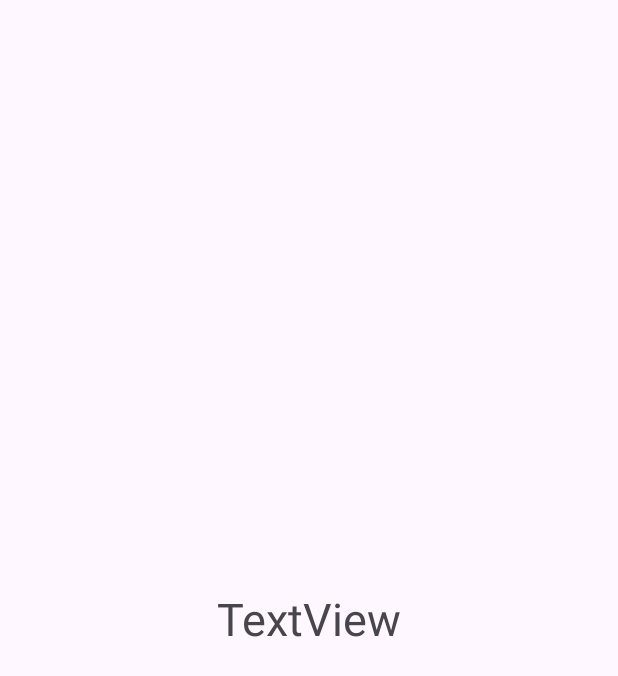
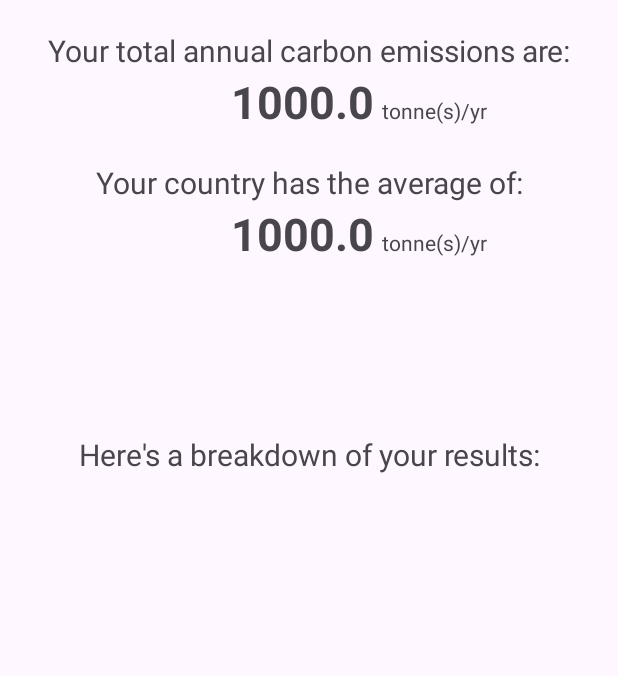
Before and after one commit to asadbmirza/Planetze-Mobile-Application, an Android app: the QuizResultActivity screen opened directly, with no data from a screen before it, on a phone screen of 412 x 824 dp. Shown: the top 676 px of the screen. Run offline under Robolectric (Android 15) with nearby library versions, the phone set to English and light mode, and no system bars; 2 statements that could not run were skipped.

Commit message:
chore: update styling for quiz and result xml pages

```diff
--- a/app/src/main/res/layout/activity_questionnaire.xml
+++ b/app/src/main/res/layout/activity_questionnaire.xml
@@ -5,7 +5,7 @@
     android:id="@+id/main"
     android:layout_width="match_parent"
     android:layout_height="match_parent"
-    tools:context=".questionnaire.QuestionnaireActivity">
+    tools:context=".view.questionnaire.QuestionnaireActivity">
 
     <TextView
         android:id="@+id/category"
@@ -41,7 +41,9 @@
         android:layout_centerInParent="true"
         app:layout_constraintEnd_toEndOf="parent"
         app:layout_constraintStart_toStartOf="parent"
-        app:layout_constraintVertical_bias="0.735"/>
+        app:layout_constraintVertical_bias="0.735">
+
+    </LinearLayout>
 
     <LinearLayout
         android:id="@+id/quiz_navigation_layout"
@@ -82,4 +84,12 @@
             android:enabled="false" />
     </LinearLayout>
 
+    <Spinner
+        android:id="@+id/spinner"
+        android:layout_width="match_parent"
+        android:layout_height="450dp"
+        android:layout_margin="20dp"
+        android:gravity="center"
+        android:spinnerMode="dropdown" />
+
 </RelativeLayout>
--- a/app/src/main/res/layout/activity_quiz_result.xml
+++ b/app/src/main/res/layout/activity_quiz_result.xml
@@ -1,20 +1,127 @@
 <?xml version="1.0" encoding="utf-8"?>
-<androidx.constraintlayout.widget.ConstraintLayout xmlns:android="http://schemas.android.com/apk/res/android"
+<RelativeLayout xmlns:android="http://schemas.android.com/apk/res/android"
     xmlns:app="http://schemas.android.com/apk/res-auto"
     xmlns:tools="http://schemas.android.com/tools"
     android:id="@+id/main"
     android:layout_width="match_parent"
     android:layout_height="match_parent"
-    tools:context=".questionnaire.QuizResultActivity">
+    tools:context=".view.questionnaire.QuizResultActivity">
+
+    <LinearLayout
+        android:id="@+id/result_layout"
+        android:layout_width="match_parent"
+        android:layout_height="wrap_content"
+        android:layout_marginLeft="20dp"
+        android:layout_marginTop="20dp"
+        android:layout_marginRight="20dp"
+        android:orientation="vertical">
+
+        <TextView
+            android:id="@+id/result_heading"
+            android:layout_width="match_parent"
+            android:layout_height="wrap_content"
+            android:text="Your total annual carbon emissions are:"
+            android:textAlignment="center"
+            android:textSize="20sp" />
+
+        <LinearLayout
+            android:id="@+id/emission_headings"
+            android:layout_width="match_parent"
+            android:layout_height="wrap_content"
+            android:gravity="bottom"
+            android:orientation="horizontal">
+
+
+            <TextView
+                android:id="@+id/user_emissions"
+                android:layout_width="wrap_content"
+                android:layout_height="wrap_content"
+                android:layout_marginEnd="5dp"
+                android:layout_weight="2"
+                android:text="1000.0"
+                android:textAlignment="viewEnd"
+                android:textSize="30sp"
+                android:textStyle="bold" />
+
+            <TextView
+                android:id="@+id/user_units"
+                android:layout_width="wrap_content"
+                android:layout_height="wrap_content"
+                android:layout_weight="1"
+                android:text="tonne(s)/yr" />
+
+        </LinearLayout>
+    </LinearLayout>
+
+    <androidx.constraintlayout.widget.Barrier
+        android:layout_width="wrap_content"
+        android:layout_height="wrap_content"
+        app:barrierDirection="top" />
+
+    <LinearLayout
+        android:id="@+id/category_layout"
+        android:layout_width="match_parent"
+        android:layout_height="400dp"
+        android:layout_alignParentBottom="true"
+        android:layout_centerInParent="true"
+        android:layout_marginTop="20dp"
+        android:layout_marginLeft="20dp"
+        android:layout_marginRight="20dp"
+        android:layout_marginBottom="87dp"
+        android:orientation="vertical">
+
+    </LinearLayout>
+
+    <LinearLayout
+        android:id="@+id/country_layout"
+        android:layout_width="match_parent"
+        android:layout_height="wrap_content"
+        android:layout_below="@id/result_layout"
+        android:layout_margin="20dp"
+        android:orientation="vertical">
+
+        <TextView
+            android:id="@+id/country_title"
+            android:layout_width="match_parent"
+            android:layout_height="wrap_content"
+            android:text="Your country has the average of:"
+            android:textAlignment="center"
+            android:textSize="20sp" />
+
+        <LinearLayout
+            android:id="@+id/country_headings"
+            android:layout_width="match_parent"
+            android:layout_height="match_parent"
+            android:orientation="horizontal">
+
+            <TextView
+                android:id="@+id/country_emissions"
+                android:layout_width="wrap_content"
+                android:layout_height="wrap_content"
+                android:layout_marginEnd="5dp"
+                android:layout_weight="2"
+                android:text="1000.0"
+                android:textAlignment="viewEnd"
+                android:textSize="30sp"
+                android:textStyle="bold" />
+
+            <TextView
+                android:id="@+id/country_units"
+                android:layout_width="wrap_content"
+                android:layout_height="wrap_content"
+                android:layout_weight="1"
+                android:text="tonne(s)/yr" />
+        </LinearLayout>
+
+    </LinearLayout>
 
     <TextView
-        android:id="@+id/textView"
-        android:layout_width="wrap_content"
+        android:id="@+id/category_header"
+        android:layout_width="match_parent"
         android:layout_height="wrap_content"
-        android:text="TextView"
-        android:textSize="30dp"
-        app:layout_constraintBottom_toBottomOf="parent"
-        app:layout_constraintEnd_toEndOf="parent"
-        app:layout_constraintStart_toStartOf="parent"
-        app:layout_constraintTop_toTopOf="parent" />
-</androidx.constraintlayout.widget.ConstraintLayout>
+        android:layout_above="@id/category_layout"
+        android:text="Here's a breakdown of your results:"
+        android:textAlignment="center"
+        android:textSize="20sp" />
+
+</RelativeLayout>
```
